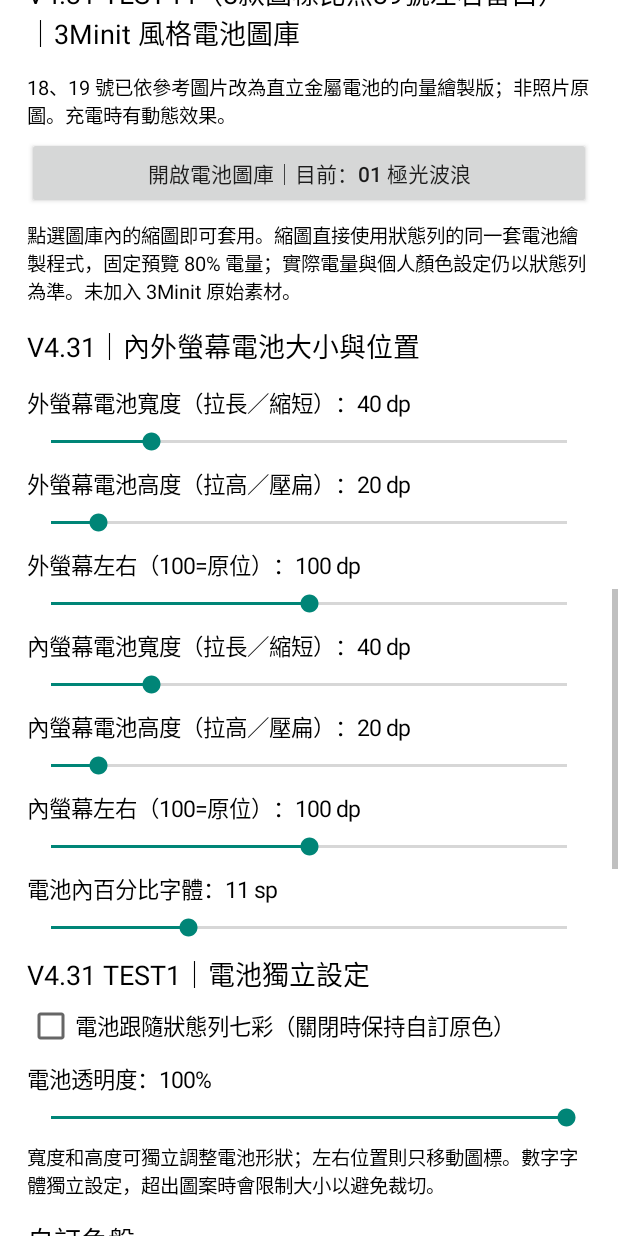
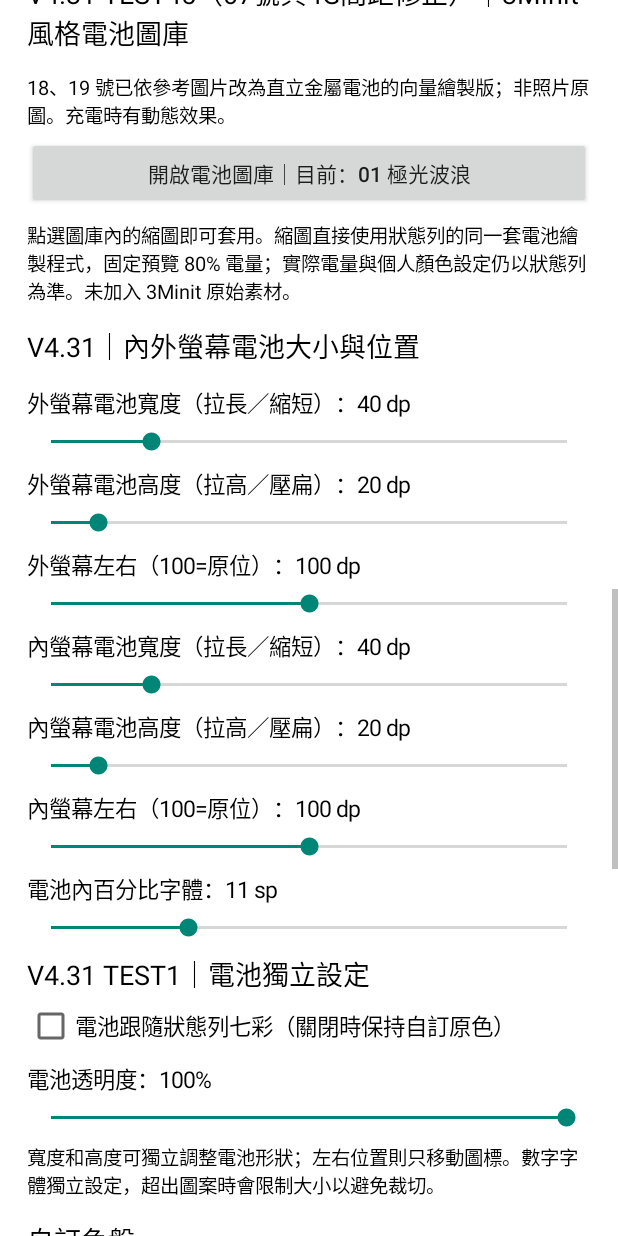
Before and after one commit to tel24827177-afk/Samsung-StatusBar-V431, an Android app: the StatusBarSettingsActivity screen opened directly, with no data from a screen before it, scrolled down 1730 dp, on a phone screen of 412 x 824 dp. Run offline under Robolectric (Android 15) with nearby library versions, the phone set to English and light mode, and no system bars.

Commit message:
TEST45: update label for icon 07 4G spacing test

```diff
--- a/app/src/main/java/com/samsung/colorstatusbar/StatusBarSettingsActivity.java
+++ b/app/src/main/java/com/samsung/colorstatusbar/StatusBarSettingsActivity.java
@@ -242,7 +242,7 @@ public class StatusBarSettingsActivity extends Activity {
         addCheckBox("show_nfc", "顯示 NFC（預設隱藏 N）", false);
         addCheckBox("show_vpn", "顯示 VPN", true);
         addCheckBox("show_dnd", "顯示勿擾模式", true);
-        heading("V4.31 TEST44（8款圖標比照39號左右留白）｜3Minit 風格電池圖庫", 18);
+        heading("V4.31 TEST45（07號與4G間距修正）｜3Minit 風格電池圖庫", 18);
         note("18、19 號已依參考圖片改為直立金屬電池的向量繪製版；非照片原圖。充電時有動態效果。");
         final String[] batteryStyles = {
             "01 極光波浪", "02 V4.30 原版電池", "03 RGB 五色", "04 數字電量光環",
```
